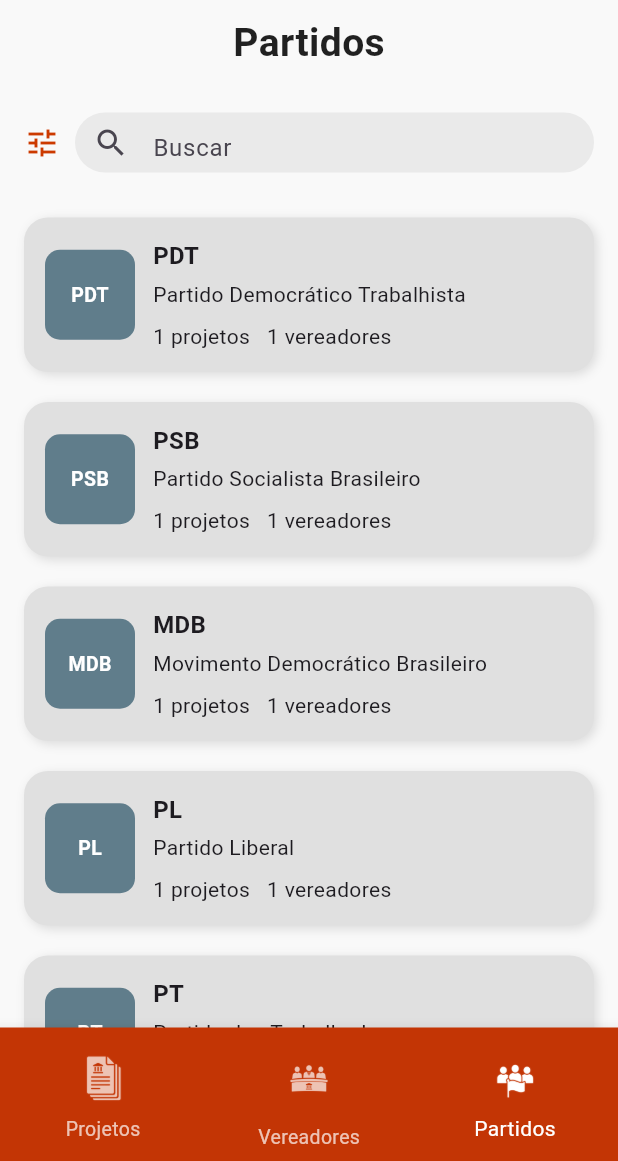
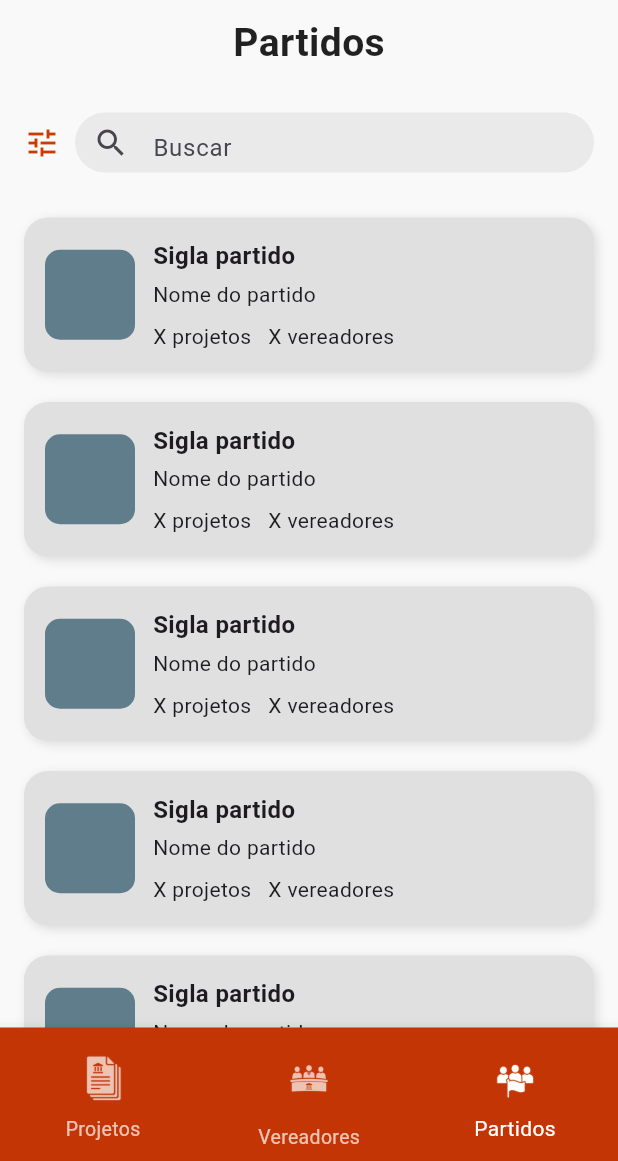
Before and after one commit to antonitsm/pi3_grupo1, a Flutter app: the screen it shows after launch, item 3 of the bottom bar chosen, on a phone screen of 412 x 824 dp, the part 75-1236 px from its top. Run offline on Flutter 3.47's test engine with Material 3 defaults, Android fonts, the phone set to English and light mode, and no system bars.

Commit message:
alterações página partido

```diff
--- a/frontend/lib/paginas/partido.dart
+++ b/frontend/lib/paginas/partido.dart
@@ -2,7 +2,22 @@
 import 'partido_individual.dart';
 import '../widgets/rodape.dart';
 import '../widgets/barra_superior.dart';
-import '../mock/mock_data.dart';
+
+void main() {
+  runApp(const MyApp());
+}
+
+class MyApp extends StatelessWidget {
+  const MyApp({super.key});
+
+  @override
+  Widget build(BuildContext context) {
+    return const MaterialApp(
+      debugShowCheckedModeBanner: false,
+      home: PartidosPage(),
+    );
+  }
+}
 
 class PartidosPage extends StatelessWidget {
   const PartidosPage({super.key});
@@ -12,12 +27,14 @@
     return Scaffold(
       backgroundColor: const Color(0xFFF9F9F9),
 
+      // HEADER
       appBar: const BarraSuperior(),
 
       body: Column(
         children: [
           const SizedBox(height: 10),
 
+          // TÍTULO
           const Center(
             child: Text(
               "Partidos",
@@ -31,19 +48,25 @@
 
           const SizedBox(height: 28),
 
+          // FILTRO + BUSCA
           Padding(
               padding: const EdgeInsets.symmetric(horizontal: 16),
+
               child: Row(
                 children: [
-                const Icon(Icons.tune, color: Color(0xFFCC3A00)),
+                  Icon(Icons.tune, color: const Color(0xFFCC3A00)),
+
                   const SizedBox(width: 10),
+
                   Expanded(
                     child: Container(
                       height: 40,
+
                       decoration: BoxDecoration(
                         color: const Color(0xFFEAEAEA),
                         borderRadius: BorderRadius.circular(30),
                       ),
+
                       child: const TextField(
                         decoration: InputDecoration(
                           hintText: "Buscar",
@@ -59,46 +82,57 @@
 
           const SizedBox(height: 20),
 
+          // LISTA
           Expanded(
             child: ListView.builder(
-              itemCount: partidosMock.length,
+              itemCount: 5,
               itemBuilder: (context, index) {
-                final partido = partidosMock[index];
-                final sigla = partido["sigla"] as String;
-                final nome = partido["nome"] as String;
+                return const PartidoCard();
+              },
+            ),
+          ),
+        ],
+      ),
 
-                final qtdVereadores = vereadoresMock
-                    .where((v) => v["partido"] as String == sigla)
-                    .length;
+      // FOOTER
+      bottomNavigationBar: const Rodape(
+        paginaAtual: 2,
+      ),
+    );
+  }
+}
 
-                final nomesVereadores = vereadoresMock
-                    .where((v) => v["partido"] as String == sigla)
-                    .map((v) => v["nome"] as String)
-                    .toSet();
+// CARD
+class PartidoCard extends StatelessWidget {
+  const PartidoCard({super.key});
 
-                final qtdProjetos = projetosMock
-                    .where((p) => (p["autoria"] as List)
-                        .any((autor) => nomesVereadores.contains(autor)))
-                    .length;
-
+  @override
+  Widget build(BuildContext context) {
     return GestureDetector(
       onTap: () {
         Navigator.push(
           context,
           MaterialPageRoute(
-                        builder: (_) => PartidoIndividualPage(partido: partido),
+            builder: (_) =>
+                const PartidoIndividualPage(),
           ),
         );
       },
+
       child: Container(
         margin: const EdgeInsets.symmetric(
           horizontal: 16,
           vertical: 10,
         ),
+
         padding: const EdgeInsets.all(14),
+
         decoration: BoxDecoration(
           color: Colors.grey[300],
-                      borderRadius: BorderRadius.circular(16),
+
+          borderRadius:
+              BorderRadius.circular(16),
+
           boxShadow: const [
             BoxShadow(
               color: Colors.black12,
@@ -107,43 +141,48 @@
             ),
           ],
         ),
+
         child: Row(
           children: [
+            // LOGO
             Container(
               width: 60,
               height: 60,
+
               decoration: BoxDecoration(
                 color: Colors.blueGrey,
-                            borderRadius: BorderRadius.circular(10),
-                          ),
-                          child: Center(
-                            child: Text(
-                              sigla,
-                              style: const TextStyle(
-                                color: Colors.white,
-                                fontWeight: FontWeight.bold,
-                                fontSize: 13,
+                borderRadius:
+                    BorderRadius.circular(10),
               ),
             ),
-                          ),
-                        ),
+
             const SizedBox(width: 12),
-                        Expanded(
+
+            const Expanded(
               child: Column(
-                            crossAxisAlignment: CrossAxisAlignment.start,
+                crossAxisAlignment:
+                    CrossAxisAlignment.start,
+
                 children: [
                   Text(
-                                sigla,
-                                style: const TextStyle(
-                                  fontWeight: FontWeight.bold,
+                    "Sigla partido",
+                    style: TextStyle(
+                      fontWeight:
+                          FontWeight.bold,
                       fontSize: 16,
                     ),
                   ),
-                              const SizedBox(height: 4),
-                              Text(nome),
-                              const SizedBox(height: 8),
+
+                  SizedBox(height: 4),
+
                   Text(
-                                "$qtdProjetos projetos   $qtdVereadores vereadores",
+                    "Nome do partido",
+                  ),
+
+                  SizedBox(height: 8),
+
+                  Text(
+                    "X projetos   X vereadores",
                   ),
                 ],
               ),
@@ -152,13 +191,5 @@
         ),
       ),
     );
-              },
-            ),
-          ),
-        ],
-      ),
-
-      bottomNavigationBar: const Rodape(paginaAtual: 2),
-    );
   }
 }
```
Lines whose indentation alone changed are shown as unchanged.
